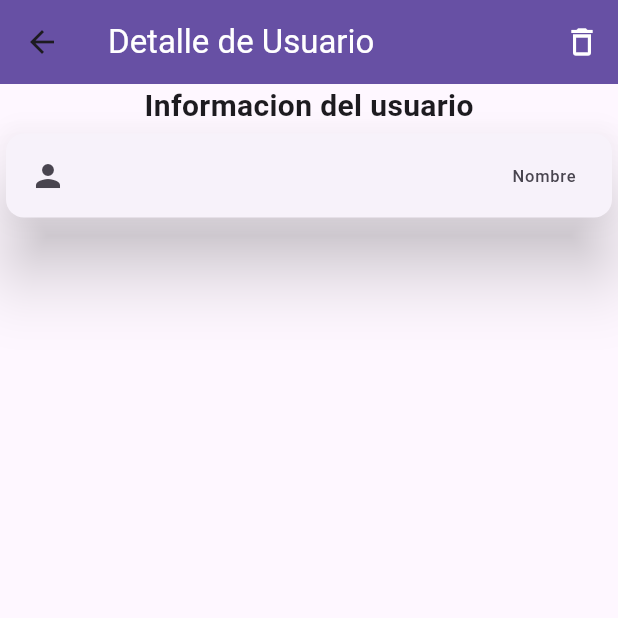
After one commit to ozuro/app_crud, a Flutter app: the screen it shows after launch, after a tap on "Nombre", on a phone screen of 412 x 824 dp, the top half of it. The commit adds this screen. Run offline on Flutter 3.47's test engine with Material 3 defaults, Android fonts, the phone set to English and light mode, and no system bars.

Commit message:
detalle de usuario

```diff
--- a/lib/presentacion/app.dart
+++ b/lib/presentacion/app.dart
@@ -1,3 +1,4 @@
+import 'package:first_crud/presentacion/screen/detail_user/DetailUser.dart';
 import 'package:first_crud/presentacion/screen/screens.dart';
 import 'package:flutter/material.dart';
 
@@ -14,6 +15,7 @@ class MyApp extends StatelessWidget {
         routes: {
           HomeScreen.routeName: (_) => const HomeScreen(),
           NewUserScreen.routeName: (_) => const NewUserScreen(),
+          DetailUserScreen.routeName: (_) => const DetailUserScreen(),
         });
   }
 }
--- /dev/null
+++ b/lib/presentacion/screen/detail_user/DetailUser.dart
@@ -0,0 +1,45 @@
+import 'package:flutter/material.dart';
+
+class DetailUserScreen extends StatelessWidget {
+  static String routeName = 'detail_user';
+  const DetailUserScreen({super.key});
+
+  @override
+  Widget build(BuildContext context) {
+    return Scaffold(
+        appBar: AppBar(
+          title: Text(
+            "Detalle de Usuario",
+            style: TextStyle(color: Colors.white),
+          ),
+          backgroundColor: Theme.of(context).primaryColor,
+          actions: [
+            IconButton(
+                onPressed: () {},
+                icon: const Icon(
+                  Icons.delete_outline,
+                  color: Colors.white,
+                ))
+          ],
+        ),
+        body: Column(
+          children: [
+            Text(
+              "Informacion del usuario",
+              style: TextStyle(fontSize: 20.0, fontWeight: FontWeight.bold),
+            ),
+            Card(
+              elevation: 20,
+              child: Column(
+                children: [
+                  ListTile(
+                    leading: Icon(Icons.person),
+                    trailing: Text("Nombre"),
+                  )
+                ],
+              ),
+            )
+          ],
+        ));
+  }
+}
--- a/lib/presentacion/screen/home/Home.dart
+++ b/lib/presentacion/screen/home/Home.dart
@@ -20,10 +20,12 @@ class _HomeScreenState extends State<HomeScreen> {
       body: ListView.separated(
         itemCount: 10,
         itemBuilder: (BuildContext context, int index) {
-          return const ListTile(
+          return ListTile(
             title: Text("Nombre"),
             subtitle: Text("correo@gmail.com"),
             trailing: Icon(Icons.arrow_back_ios_rounded),
+            onTap: () =>
+                Navigator.pushNamed(context, DetailUserScreen.routeName),
           );
         },
         separatorBuilder: (context, index) => const Divider(),
--- a/lib/presentacion/screen/screens.dart
+++ b/lib/presentacion/screen/screens.dart
@@ -1,3 +1,5 @@
+export 'package:first_crud/presentacion/screen/detail_user/DetailUser.dart';
+
 export 'package:first_crud/presentacion/widgets/text_field.dart';
 
 export 'package:first_crud/presentacion/screen/home/Home.dart';
```
